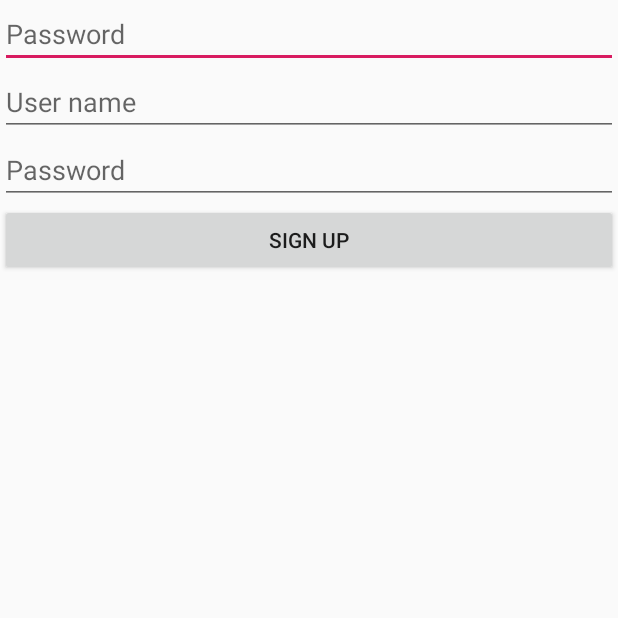
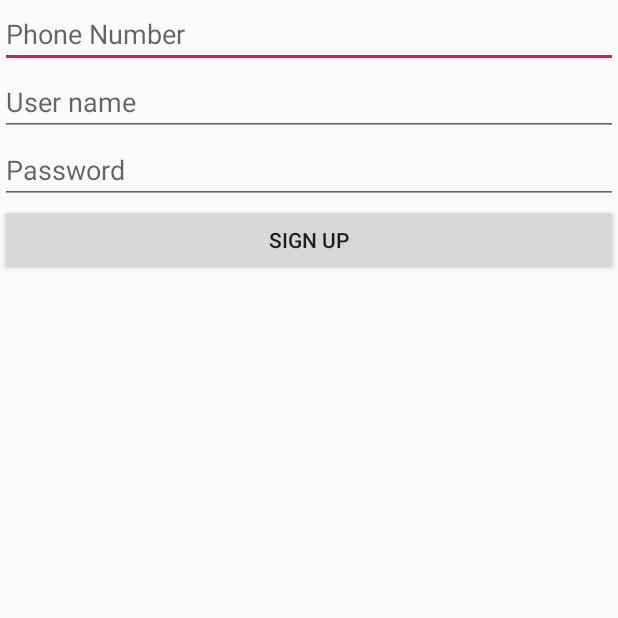
Before and after one commit to htn274/dtxdtv, an Android app: the SignUpActivity screen opened directly, with no data from a screen before it, on a phone screen of 412 x 824 dp, the top half of it. Run offline under Robolectric (Android 15) with nearby library versions, the phone set to English and light mode, and no system bars; our stand-ins replace Volley; network calls fail.

Commit message:
fix typo

```diff
--- a/app/src/main/java/com/example/thiennu/dtxdtv/login.java
+++ b/app/src/main/java/com/example/thiennu/dtxdtv/login.java
@@ -49,7 +49,8 @@ public class login extends AppCompatActivity {
                                             LocalData.phoneNumber = phone;
                                         }
                                         else {
-                                            Toast.makeText(getApplicationContext(),"Incorrect phonenumber or password", Toast.LENGTH_SHORT).show();
+                                            Toast.makeText(getApplicationContext(),
+                                                "Incorrect phone number or password", Toast.LENGTH_SHORT).show();
                                         }
                                     } catch (JSONException e) {
                                         e.printStackTrace();
--- a/app/src/main/res/layout/activity_sign_up.xml
+++ b/app/src/main/res/layout/activity_sign_up.xml
@@ -11,7 +11,7 @@
     <EditText
         android:layout_width="match_parent"
         android:layout_height="wrap_content"
-        android:hint="Password"
+        android:hint="Phone Number"
         android:id="@+id/editText_phonenumber"/>
 
     <EditText
```
